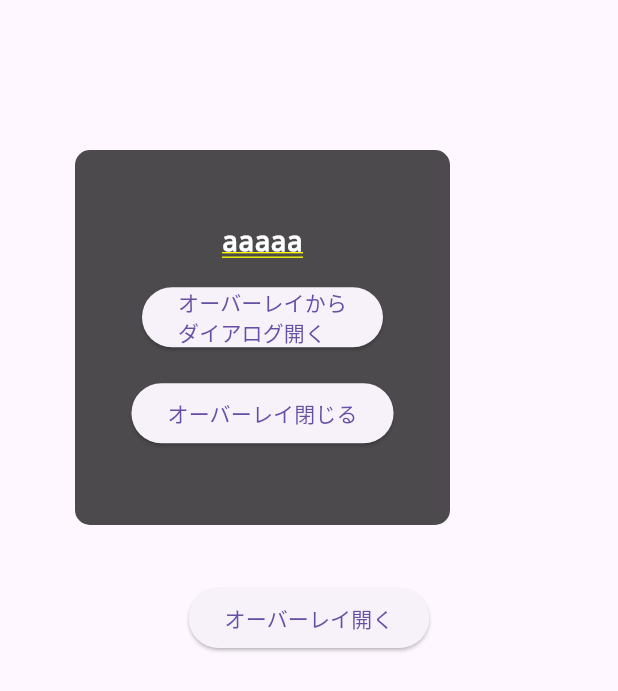
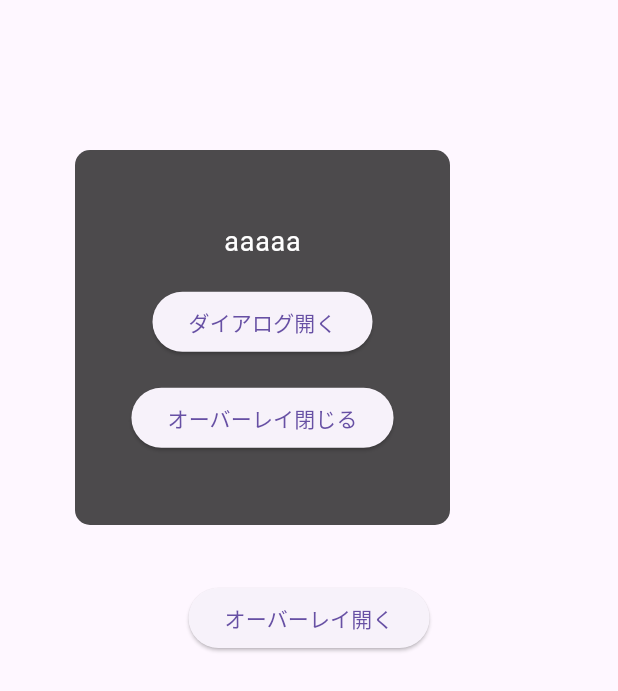
Before and after one commit to toyotarou/test_dialog_overlay_layer_order, a Flutter app: the screen it shows after launch, after a tap on "オーバーレイ開く", on a phone screen of 412 x 824 dp. Shown: the top 691 px of the screen. Run offline on Flutter 3.47's test engine with Material 3 defaults, Android fonts, the phone set to English and light mode, and no system bars.

Commit message:
commit 20250128

```diff
--- a/lib/screens/home_screen.dart
+++ b/lib/screens/home_screen.dart
@@ -1,4 +1,5 @@
 import 'package:flutter/material.dart';
+import 'package:flutter/scheduler.dart';
 
 class HomeScreen extends StatefulWidget {
   const HomeScreen({super.key});
@@ -9,17 +10,26 @@ class HomeScreen extends StatefulWidget {
 
 class _HomeScreenState extends State<HomeScreen> {
   OverlayEntry? _overlayEntry;
-  bool _isOverlayOpened = false;
+
+  bool overlayOpenFlag = false;
+
+  late OverlayState _overlayState;
 
   ///
-  void openOverlay({required BuildContext context, required String str}) {
+  @override
+  void didChangeDependencies() {
+    super.didChangeDependencies();
+
+    _overlayState = Overlay.of(context);
+  }
+
+  ///
+  void openOverlay({required String str}) {
     if (_overlayEntry != null) {
       return;
     }
 
-    _isOverlayOpened = true;
-
-    final OverlayState overlayState = Overlay.of(context);
+    overlayOpenFlag = true;
 
     _overlayEntry = OverlayEntry(
       builder: (BuildContext context) => Positioned(
@@ -28,37 +38,28 @@ class _HomeScreenState extends State<HomeScreen> {
         child: Container(
           width: 250,
           height: 250,
-          decoration: BoxDecoration(color: Colors.black.withOpacity(0.7), borderRadius: BorderRadius.circular(10)),
-          child: displayOverlayContent(str: str),
+          decoration: BoxDecoration(
+            color: Colors.black.withOpacity(0.7),
+            borderRadius: BorderRadius.circular(10),
+          ),
+          child: Column(
+            mainAxisAlignment: MainAxisAlignment.center,
+            children: <Widget>[
+              Text(
+                str,
+                style: Theme.of(context).textTheme.bodyLarge?.copyWith(color: Colors.white, fontSize: 18),
+              ),
+              const SizedBox(height: 16),
+              ElevatedButton(onPressed: () => openDialog(str: str), child: const Text('ダイアログ開く')),
+              const SizedBox(height: 16),
+              ElevatedButton(onPressed: () => closeOverlay(), child: const Text('オーバーレイ閉じる')),
+            ],
+          ),
         ),
       ),
     );
 
-    overlayState.insert(_overlayEntry!);
-  }
-
-  ///
-  Widget displayOverlayContent({required String str}) {
-    return Column(
-      mainAxisAlignment: MainAxisAlignment.center,
-      children: <Widget>[
-        Text(
-          str,
-          style: const TextStyle(color: Colors.white, fontSize: 18),
-          textAlign: TextAlign.center,
-        ),
-        const SizedBox(height: 16),
-        ElevatedButton(
-          onPressed: () => openDialog(context),
-          child: const Text('オーバーレイから\nダイアログ開く'),
-        ),
-        const SizedBox(height: 16),
-        ElevatedButton(
-          onPressed: () => closeOverlay(),
-          child: const Text('オーバーレイ閉じる'),
-        ),
-      ],
-    );
+    _overlayState.insert(_overlayEntry!);
   }
 
   ///
@@ -68,34 +69,31 @@ class _HomeScreenState extends State<HomeScreen> {
       _overlayEntry = null;
     }
 
-    _isOverlayOpened = false;
+    overlayOpenFlag = false;
   }
 
   ///
-  void openDialog(BuildContext context) {
+  void openDialog({required String str}) {
     _overlayEntry?.remove();
     _overlayEntry = null;
 
     // ignore: inference_failure_on_function_invocation
     showDialog(
       context: context,
-      builder: (BuildContext context) => AlertDialog(
-        title: const Text('ダイアログ'),
-        content: const Text('ダイアログの中身'),
-        actions: <Widget>[
-          TextButton(
-            onPressed: () {
-              Navigator.of(context).pop();
-
-              if (_isOverlayOpened) {
-                openOverlay(context: context, str: 'aaaaa');
-              }
-            },
-            child: const Text('ダイアログ閉じる'),
-          ),
-        ],
+      builder: (BuildContext context) => const AlertDialog(
+        title: Text('ダイアログ'),
+        content: Column(
+          crossAxisAlignment: CrossAxisAlignment.start,
+          children: [Text('ダイアログ内容')],
+        ),
       ),
-    );
+    ).then((_) {
+      SchedulerBinding.instance.addPostFrameCallback((_) {
+        if (overlayOpenFlag) {
+          openOverlay(str: str);
+        }
+      });
+    });
   }
 
   ///
@@ -107,7 +105,7 @@ class _HomeScreenState extends State<HomeScreen> {
           mainAxisSize: MainAxisSize.min,
           children: <Widget>[
             ElevatedButton(
-              onPressed: () => openOverlay(context: context, str: 'aaaaa'),
+              onPressed: () => openOverlay(str: 'aaaaa'),
               child: const Text('オーバーレイ開く'),
             ),
           ],
```
